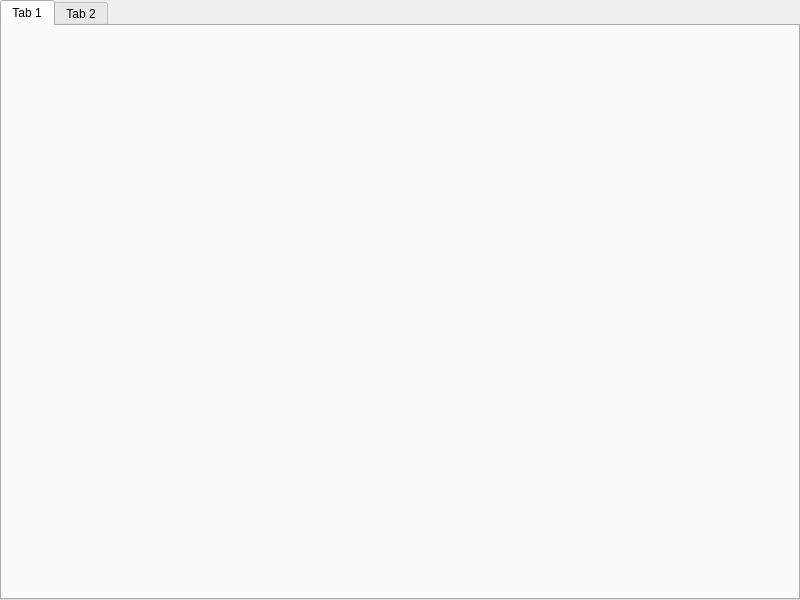
The window that src/example/WidgetWithRibbon/Widget.ui (czyt1988/SARibbon) describes before a commit, drawn with Qt 5.
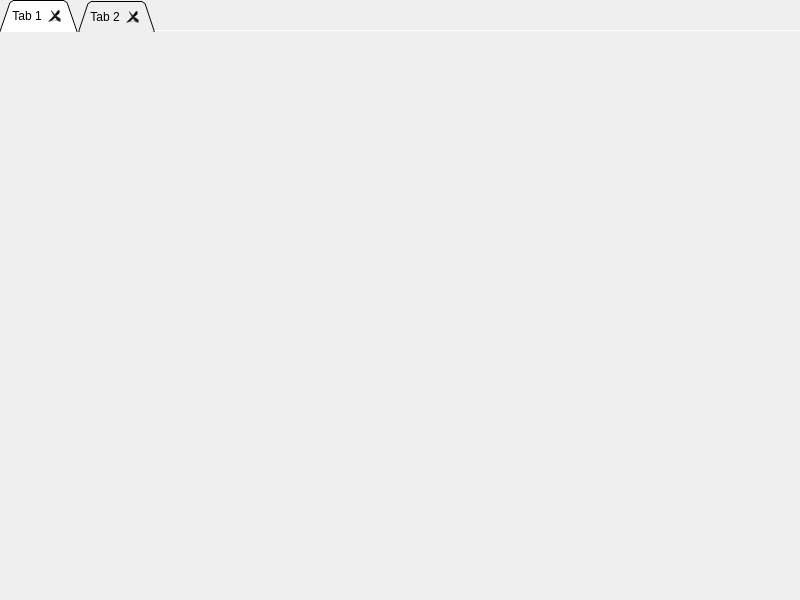
The same window after the commit.

Patch:
```diff
--- a/src/example/WidgetWithRibbon/Widget.ui
+++ b/src/example/WidgetWithRibbon/Widget.ui
@@ -31,9 +31,24 @@
    </property>
    <item>
     <widget class="QTabWidget" name="tabWidget">
+     <property name="tabShape">
+      <enum>QTabWidget::Triangular</enum>
+     </property>
      <property name="currentIndex">
       <number>0</number>
      </property>
+     <property name="iconSize">
+      <size>
+       <width>22</width>
+       <height>22</height>
+      </size>
+     </property>
+     <property name="documentMode">
+      <bool>true</bool>
+     </property>
+     <property name="tabsClosable">
+      <bool>true</bool>
+     </property>
      <widget class="QWidget" name="tab">
       <attribute name="title">
        <string>Tab 1</string>
```
